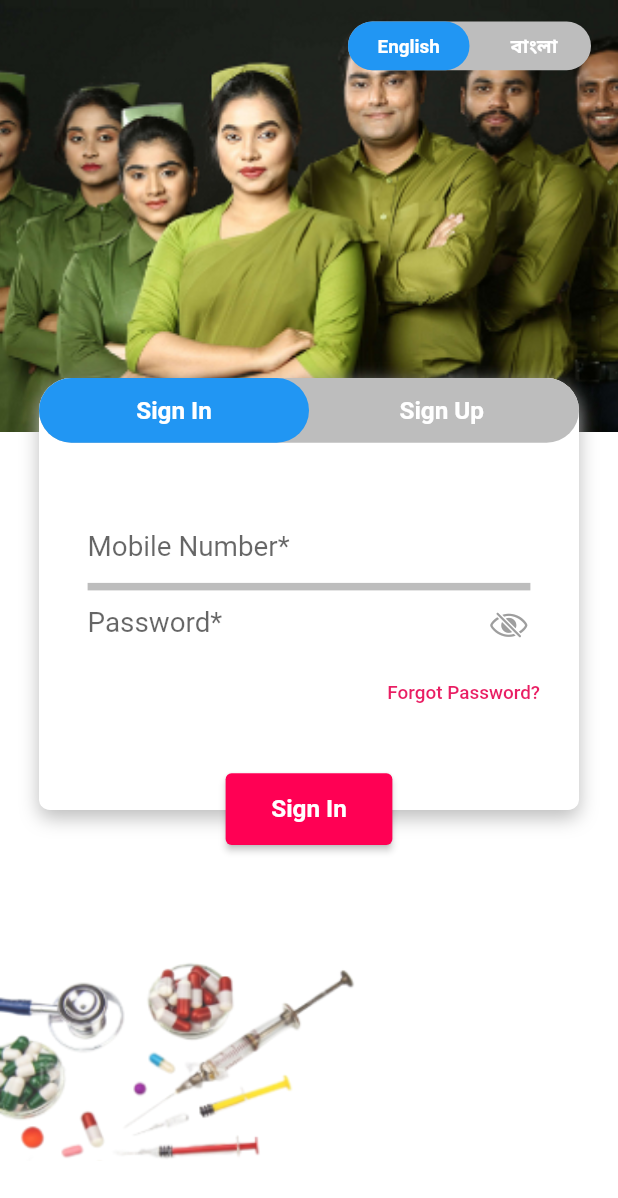
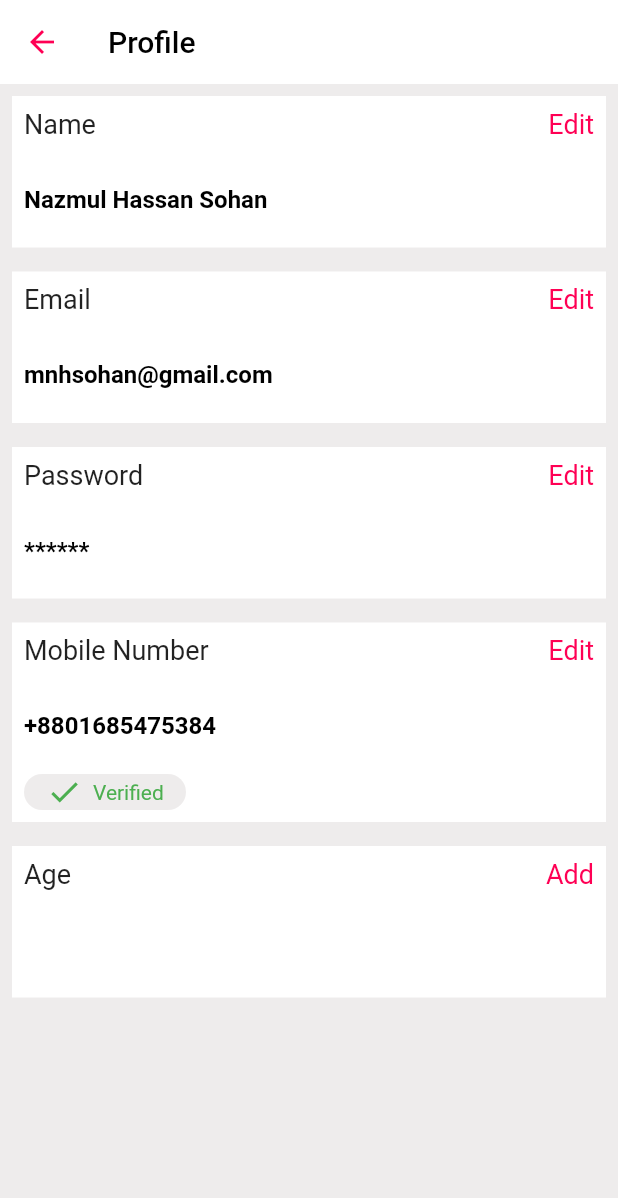
Before and after one commit to spontbd/Take_Care_User, a Flutter app: the screen it shows after launch, on a phone screen of 412 x 824 dp. Shown: the top 1198 px of the screen. Run offline on Flutter 3.47's test engine with Material 2 defaults, Android fonts, the phone set to English and light mode, and no system bars; our stand-ins replace buttons_tabbar, cached_network_image, dotted_border, firebase_core, firebase_messaging, flutter_local_notifications and 7 more; missing offline and left inert: cupertino_radio_choice, firebase_core_web, firebase_messaging_web, flutter_device_type, image_picker_for_web, shared_preferences_web; accounts and stored records are empty.

Commit message:
profile.dart

```diff
--- a/lib/main.dart
+++ b/lib/main.dart
@@ -10,6 +10,7 @@ import 'package:takecare_user/pages/On%20Demand/feedback_page.dart';
 import 'package:takecare_user/pages/On%20Demand/on_demand_page.dart';
 import 'package:takecare_user/pages/home_page.dart';
 import 'package:takecare_user/pages/otp_verification_page.dart';
+import 'package:takecare_user/pages/profile.dart';
 import 'package:takecare_user/pages/sign_in_page.dart';
 import 'package:takecare_user/pages/sign_up_page.dart';
 import 'package:takecare_user/pages/splash_screen.dart';
@@ -115,7 +116,7 @@ class _MyAppState extends State<MyApp> {
         title: 'Take Care',
         theme: AllColor.theme,
         debugShowCheckedModeBanner: false,
-        home: const SignInPage()
+        home: const Profile()
     );
   }
 }
--- /dev/null
+++ b/lib/pages/profile.dart
@@ -0,0 +1,349 @@
+import 'package:flutter/material.dart';
+import 'package:takecare_user/pages/home_page.dart';
+import 'package:takecare_user/public_variables/all_colors.dart';
+import 'package:takecare_user/public_variables/size_config.dart';
+
+class Profile extends StatefulWidget {
+  const Profile({Key? key}) : super(key: key);
+
+  @override
+  _ProfileState createState() => _ProfileState();
+}
+
+
+class _ProfileState extends State<Profile> {
+  bool name = false;
+  bool email = false;
+  bool password = false;
+  bool mobile_number = false;
+  bool age = false;
+
+
+  late FocusNode Name;
+  late FocusNode Email;
+  late FocusNode Password;
+  late FocusNode Mobile_Number;
+  late FocusNode Age;
+
+
+
+  @override
+  void initState() {
+    Name = FocusNode();
+    Email = FocusNode();
+    Password = FocusNode();
+    Mobile_Number = FocusNode();
+    Age = FocusNode();
+
+    super.initState();
+  }
+
+  @override
+  Widget build(BuildContext context) {
+    return Scaffold(
+      backgroundColor: AllColor.shado_color,
+      appBar: AppBar(
+        leading: InkWell(
+          onTap: () {
+            Navigator.of(context)
+                .pushReplacement(MaterialPageRoute(builder: (_) => HomePage()));
+          },
+          child: Icon(
+            Icons.arrow_back,
+            color: AllColor.themeColor,
+          ),
+        ),
+        backgroundColor: Colors.white,
+        elevation: 0,
+        title: Text(
+          "Profile",
+          style: TextStyle(color: Colors.black),
+        ),
+      ),
+      body: SingleChildScrollView(
+        child: Column(
+          children: [
+            Padding(
+              padding: const EdgeInsets.all(8.0),
+              child: Container(
+                color: Colors.white,
+                child: Column(
+                  crossAxisAlignment: CrossAxisAlignment.start,
+                  children: [
+                    Padding(
+                      padding: const EdgeInsets.all(8.0),
+                      child: Row(
+                        mainAxisAlignment: MainAxisAlignment.spaceBetween,
+                        children: [
+                          Text(
+                            "Name",
+                            style: TextStyle(fontSize: dynamicSize(0.05)),
+                          ),
+                          InkWell(
+                              onTap: () {
+                                setState(() {
+                                  name = true;
+                                  Name =FocusNode();
+                                  Name.requestFocus();
+                                });
+                              },
+                              child: Text(
+                                "Edit",
+                                style: TextStyle(
+                                    fontSize: dynamicSize(0.05),
+                                    color: AllColor.themeColor),
+                              ))
+                        ],
+                      ),
+                    ),
+                    Padding(
+                      padding: const EdgeInsets.all(8.0),
+                      child:  TextField (
+                        // controller: et_gallery,
+                        enabled: name,
+                        focusNode: Name,
+                        cursorHeight: dynamicSize(0.06),
+                        decoration: InputDecoration(
+                            border: InputBorder.none,
+                            hintText: 'Nazmul Hassan Sohan',hintStyle: TextStyle(color:Colors.black,fontWeight: FontWeight.bold)
+
+                        ),
+                      )
+                    ),
+                  ],
+                ),
+              ),
+            ),
+            Padding(
+              padding: const EdgeInsets.all(8.0),
+              child: Container(
+                color: Colors.white,
+                child: Column(
+                  crossAxisAlignment: CrossAxisAlignment.start,
+                  children: [
+                    Padding(
+                      padding: const EdgeInsets.all(8.0),
+                      child: Row(
+                        mainAxisAlignment: MainAxisAlignment.spaceBetween,
+                        children: [
+                          Text(
+                            "Email",
+                            style: TextStyle(fontSize: dynamicSize(0.05)),
+                          ),
+                          InkWell(
+                              onTap: () {
+                                setState(() {
+                                  email =true;
+                                  Email=FocusNode();
+                                  Email.requestFocus();
+                                });
+                              },
+                              child: Text(
+                                "Edit",
+                                style: TextStyle(
+                                    fontSize: dynamicSize(0.05),
+                                    color: AllColor.themeColor),
+                              ))
+                        ],
+                      ),
+                    ),
+                    Padding(
+                      padding: const EdgeInsets.all(8.0),
+                      child:  TextField (
+                        // controller: et_gallery,
+                        enabled: email,
+                        focusNode: Email,
+                        cursorHeight: dynamicSize(0.06),
+                        decoration: InputDecoration(
+                            border: InputBorder.none,
+                            hintText: 'mnhsohan@gmail.com',hintStyle: TextStyle(color:Colors.black,fontWeight: FontWeight.bold)
+
+                        ),
+                      )
+                    ),
+                  ],
+                ),
+              ),
+            ),
+            Padding(
+              padding: const EdgeInsets.all(8.0),
+              child: Container(
+                color: Colors.white,
+                child: Column(
+                  crossAxisAlignment: CrossAxisAlignment.start,
+                  children: [
+                    Padding(
+                      padding: const EdgeInsets.all(8.0),
+                      child: Row(
+                        mainAxisAlignment: MainAxisAlignment.spaceBetween,
+                        children: [
+                          Text(
+                            "Password",
+                            style: TextStyle(fontSize: dynamicSize(0.05)),
+                          ),
+                          InkWell(
+                              onTap: () {
+                                setState(() {
+                                  password = true;
+                                  Password= FocusNode();
+                                  Password.requestFocus();
+                                });
+                              },
+                              child: Text(
+                                "Edit",
+                                style: TextStyle(
+                                    fontSize: dynamicSize(0.05),
+                                    color: AllColor.themeColor),
+                              ))
+                        ],
+                      ),
+                    ),
+                    Padding(
+                      padding: const EdgeInsets.all(8.0),
+                      child:  TextField (
+                        obscureText: true,
+                        // controller: et_gallery,
+                        enabled: password,
+                        focusNode: Password,
+                        cursorHeight: dynamicSize(0.06),
+                        decoration: InputDecoration(
+                            border: InputBorder.none,
+                            hintText: '******',hintStyle: TextStyle(color:Colors.black,fontWeight: FontWeight.bold)
+
+                        ),
+                      )
+                    ),
+                  ],
+                ),
+              ),
+            ),
+            Padding(
+              padding: const EdgeInsets.all(8.0),
+              child: Container(
+                color: Colors.white,
+                child: Column(
+                  crossAxisAlignment: CrossAxisAlignment.start,
+                  children: [
+                    Padding(
+                      padding: const EdgeInsets.all(8.0),
+                      child: Row(
+                        mainAxisAlignment: MainAxisAlignment.spaceBetween,
+                        children: [
+                          Text(
+                            "Mobile Number",
+                            style: TextStyle(fontSize: dynamicSize(0.05)),
+                          ),
+                          InkWell(
+                              onTap: () {
+                                setState(() {
+                                  mobile_number = true;
+                                  Mobile_Number= FocusNode();
+                                  Mobile_Number.requestFocus();
+                                });
+                              },
+                              child: Text(
+                                "Edit",
+                                style: TextStyle(
+                                    fontSize: dynamicSize(0.05),
+                                    color: AllColor.themeColor),
+                              )),
+
+                        ],
+                      ),
+                    ),
+                    Padding(
+                      padding: const EdgeInsets.all(8.0),
+                      child:  TextField (
+                        // controller: et_gallery,
+                        enabled: mobile_number,
+                        focusNode: Mobile_Number,
+                        cursorHeight: dynamicSize(0.06),
+                        decoration: InputDecoration(
+                            border: InputBorder.none,
+                            hintText: '+8801685475384',hintStyle: TextStyle(color:Colors.black,fontWeight: FontWeight.bold)
+
+                        ),
+                      )
+                    ),
+                    Padding(
+                      padding: const EdgeInsets.only(left: 8.0,bottom: 8),
+                      child: Container(
+                        width: dynamicSize(0.3),
+                        decoration: BoxDecoration(
+                          color: AllColor.shado_color,
+                          borderRadius: BorderRadius.all(
+                            Radius.circular(12.0),
+                          ),
+                        ),
+                        child: Row(
+mainAxisAlignment: MainAxisAlignment.center,
+                          children: [
+                            Icon(Icons.done,color: Colors.green,),
+                            SizedBox(width: dynamicSize(0.02),),
+                            Text("Verified",style: TextStyle(color: Colors.green),)
+                          ],
+                        ),
+                      ),
+                    )
+
+                  ],
+                ),
+              ),
+            ),
+            Padding(
+              padding: const EdgeInsets.all(8.0),
+              child: Container(
+                color: Colors.white,
+                child: Column(
+                  crossAxisAlignment: CrossAxisAlignment.start,
+                  children: [
+                    Padding(
+                      padding: const EdgeInsets.all(8.0),
+                      child: Row(
+                        mainAxisAlignment: MainAxisAlignment.spaceBetween,
+                        children: [
+                          Text(
+                            "Age",
+                            style: TextStyle(fontSize: dynamicSize(0.05)),
+                          ),
+                          InkWell(
+                              onTap: () {
+                                setState(() {
+                                  age = true;
+                                  Age = FocusNode();
+                                  Age.requestFocus();
+                                });
+                              },
+                              child: Text(
+                                "Add",
+                                style: TextStyle(
+                                    fontSize: dynamicSize(0.05),
+                                    color: AllColor.themeColor),
+                              ))
+                        ],
+                      ),
+                    ),
+                    Padding(
+                      padding: const EdgeInsets.all(8.0),
+                      child:  TextField (
+                        // controller: et_gallery,
+                        enabled: age,
+                        focusNode: Age,
+                        cursorHeight: dynamicSize(0.06),
+                        decoration: InputDecoration(
+                            border: InputBorder.none,
+                            hintText: '',hintStyle: TextStyle(color:Colors.black,fontWeight: FontWeight.bold)
+
+                        ),
+                      )
+                    ),
+                  ],
+                ),
+              ),
+            ),
+          ],
+        ),
+      ),
+    );
+  }
+}
```
Also changed, not shown: 4 other files.
